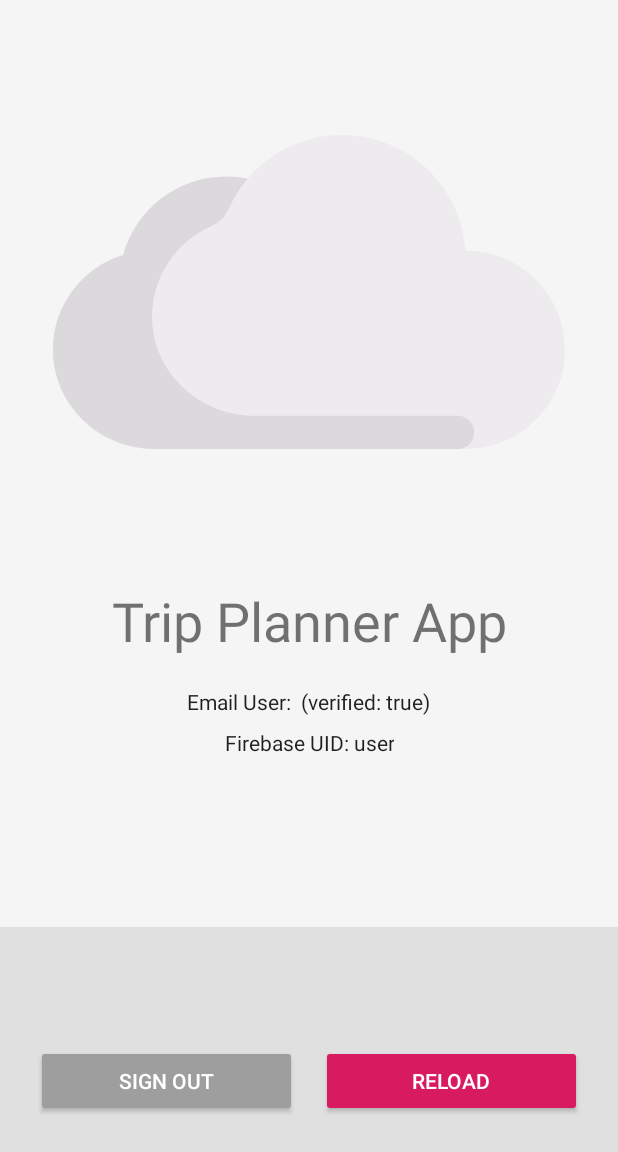
After one commit to marcinsitkiewicz/Trip-planner-Android-app, an Android app: the AuthenticationActivity screen opened directly, with no data from a screen before it, on a phone screen of 412 x 824 dp. The commit adds this screen. Shown: the top 1152 px of the screen. Run offline under Robolectric (Android 15) with nearby library versions, the phone set to English and light mode, and no system bars; our stand-ins replace Firebase (no records; nobody signed in at launch, a user with empty details on screens opened directly).

Commit message:
add email/password authentication

```diff
--- a/app/build.gradle
+++ b/app/build.gradle
@@ -44,4 +44,6 @@ dependencies {
     implementation 'com.google.firebase:firebase-firestore-ktx'
     // Declare the dependency for the Firebase SDK for Google Analytics
     implementation 'com.google.firebase:firebase-analytics-ktx'
+    // Declare the dependency for the Firebase Authentication library
+    implementation 'com.google.firebase:firebase-auth-ktx'
 }
--- a/app/src/main/AndroidManifest.xml
+++ b/app/src/main/AndroidManifest.xml
@@ -35,6 +35,10 @@
 			android:parentActivityName=".MainActivity">
 		</activity>
 
+		<activity android:name=".AuthenticationActivity"
+			android:parentActivityName=".MainActivity">
+		</activity>
+
 	</application>
 
 </manifest>
--- a/app/src/main/java/com/example/trip_planner_andrid_app/MainActivity.kt
+++ b/app/src/main/java/com/example/trip_planner_andrid_app/MainActivity.kt
@@ -21,5 +21,9 @@ class MainActivity : AppCompatActivity() {
         dbButton.setOnClickListener {
             startActivity(Intent(this, FirestoreConnectionActivity::class.java))
         }
+
+        authButton.setOnClickListener {
+            startActivity(Intent(this, AuthenticationActivity::class.java))
+        }
     }
 }
--- /dev/null
+++ b/app/src/main/res/layout/authentication_activity.xml
@@ -0,0 +1,253 @@
+<LinearLayout xmlns:android="http://schemas.android.com/apk/res/android"
+    xmlns:tools="http://schemas.android.com/tools"
+    android:id="@+id/main_layout"
+    android:layout_width="match_parent"
+    android:layout_height="match_parent"
+    android:background="@color/grey_100"
+    android:orientation="vertical"
+    android:weightSum="4">
+
+    <ProgressBar
+        android:id="@+id/progressBar"
+        android:indeterminate="true"
+        android:layout_width="match_parent"
+        android:layout_height="wrap_content"
+        android:visibility="invisible"
+        style="?android:attr/progressBarStyleHorizontal"/>
+
+    <LinearLayout
+        android:layout_width="match_parent"
+        android:layout_height="0dp"
+        android:layout_weight="3"
+        android:gravity="center_horizontal"
+        android:orientation="vertical">
+
+        <ImageView
+            android:id="@+id/icon"
+            style="@style/ThemeOverlay.FirebaseIcon"
+            android:layout_width="wrap_content"
+            android:layout_height="wrap_content"
+            android:contentDescription="@string/desc_firebase_lockup"
+            android:src="@drawable/cloud" />
+
+        <TextView
+            android:id="@+id/titleText"
+            android:layout_width="wrap_content"
+            android:layout_height="wrap_content"
+            android:layout_marginBottom="@dimen/title_bottom_margin"
+            android:text="@string/app_name_ok"
+            android:theme="@style/ThemeOverlay.MyTitleText" />
+
+        <TextView
+            android:id="@+id/status"
+            style="@style/ThemeOverlay.MyTextDetail"
+            android:text="@string/signed_out" />
+
+        <TextView
+            android:id="@+id/detail"
+            style="@style/ThemeOverlay.MyTextDetail"
+            tools:text="Firebase User ID: 123456789abc" />
+    </LinearLayout>
+
+    <RelativeLayout
+        android:layout_width="match_parent"
+        android:layout_height="0dp"
+        android:layout_weight="1"
+        android:background="@color/grey_300"
+        android:gravity="center_vertical">
+
+        <LinearLayout
+            android:id="@+id/emailPasswordFields"
+            android:layout_width="match_parent"
+            android:layout_height="wrap_content"
+            android:orientation="horizontal"
+            android:paddingLeft="16dp"
+            android:paddingRight="16dp">
+
+            <EditText
+                android:id="@+id/fieldEmail"
+                android:layout_width="0dp"
+                android:layout_height="wrap_content"
+                android:layout_weight="1"
+                android:hint="@string/hint_email"
+                android:inputType="textEmailAddress" />
+
+            <EditText
+                android:id="@+id/fieldPassword"
+                android:layout_width="0dp"
+                android:layout_height="wrap_content"
+                android:layout_weight="1"
+                android:hint="@string/hint_password"
+                android:inputType="textPassword" />
+        </LinearLayout>
+
+        <LinearLayout
+            android:id="@+id/emailPasswordButtons"
+            android:layout_width="match_parent"
+            android:layout_height="wrap_content"
+            android:layout_below="@+id/emailPasswordFields"
+            android:orientation="horizontal"
+            android:paddingLeft="16dp"
+            android:paddingRight="16dp">
+
+            <Button
+                android:id="@+id/emailSignInButton"
+                android:layout_marginStart="@dimen/button_horizontal_margin"
+                android:layout_marginEnd="@dimen/button_horizontal_margin"
+                android:layout_width="0dp"
+                android:layout_height="wrap_content"
+                android:layout_weight="1"
+                android:text="@string/sign_in"
+                android:theme="@style/ThemeOverlay.MyDarkButton" />
+
+            <Button
+                android:id="@+id/emailCreateAccountButton"
+                android:layout_marginStart="@dimen/button_horizontal_margin"
+                android:layout_marginEnd="@dimen/button_horizontal_margin"
+                android:layout_width="0dp"
+                android:layout_height="wrap_content"
+                android:layout_weight="1"
+                android:text="@string/create_account"
+                android:theme="@style/ThemeOverlay.MyDarkButton" />
+        </LinearLayout>
+
+        <LinearLayout
+            android:id="@+id/signedInButtons"
+            android:layout_width="match_parent"
+            android:layout_height="wrap_content"
+            android:layout_centerInParent="true"
+            android:orientation="horizontal"
+            android:paddingLeft="16dp"
+            android:paddingRight="16dp"
+            android:visibility="gone">
+
+            <Button
+                android:id="@+id/signOutButton"
+                android:layout_marginStart="@dimen/button_horizontal_margin"
+                android:layout_marginEnd="@dimen/button_horizontal_margin"
+                android:layout_width="0dp"
+                android:layout_height="wrap_content"
+                android:layout_weight="1"
+                android:text="@string/sign_out"
+                android:theme="@style/ThemeOverlay.MyDarkButton" />
+
+            <Button
+                android:id="@+id/verifyEmailButton"
+                android:layout_marginStart="@dimen/button_horizontal_margin"
+                android:layout_marginEnd="@dimen/button_horizontal_margin"
+                android:layout_width="0dp"
+                android:layout_height="wrap_content"
+                android:layout_weight="1"
+                android:text="@string/verify_email"
+                android:theme="@style/ThemeOverlay.MyDarkButton" />
+
+            <Button
+                android:id="@+id/reloadButton"
+                style="@style/Widget.AppCompat.Button.Colored"
+                android:layout_marginStart="@dimen/button_horizontal_margin"
+                android:layout_marginEnd="@dimen/button_horizontal_margin"
+                android:layout_width="0dp"
+                android:layout_height="wrap_content"
+                android:layout_weight="1"
+                android:text="@string/reload"
+                android:theme="@style/ThemeOverlay.MyDarkButton" />
+        </LinearLayout>
+    </RelativeLayout>
+</LinearLayout>
+<!--
+<?xml version="1.0" encoding="utf-8"?>
+<androidx.constraintlayout.widget.ConstraintLayout
+    xmlns:android="http://schemas.android.com/apk/res/android"
+    xmlns:tools="http://schemas.android.com/tools"
+    xmlns:app="http://schemas.android.com/apk/res-auto"
+    android:layout_width="match_parent"
+    android:layout_height="match_parent"
+    tools:context=".Authentication">
+
+    <Button android:id="@+id/backButton"
+        android:layout_width="wrap_content"
+        android:layout_height="wrap_content"
+        app:layout_constraintStart_toStartOf="parent"
+        app:layout_constraintTop_toTopOf="parent"
+        android:layout_margin="10dp"
+        android:text="BACK"
+        />
+
+    <TextView android:id="@+id/loginText"
+        android:layout_width="wrap_content"
+        android:layout_height="wrap_content"
+        app:layout_constraintStart_toStartOf="parent"
+        app:layout_constraintTop_toBottomOf="@+id/backButton"
+        android:text="LOGIN:"
+        android:layout_margin="10dp"
+        />
+
+    <EditText android:id="@+id/inputLoginMail"
+        android:layout_width="match_parent"
+        android:layout_height="wrap_content"
+        app:layout_constraintStart_toStartOf="parent"
+        app:layout_constraintTop_toBottomOf="@+id/loginText"
+        android:hint="Enter your e-mail"
+        android:layout_margin="10dp"
+        android:autofillHints="ok" android:inputType="text"
+        />
+
+    <EditText android:id="@+id/inputLoginPasswd"
+        android:layout_width="match_parent"
+        android:layout_height="wrap_content"
+        app:layout_constraintStart_toStartOf="parent"
+        app:layout_constraintTop_toBottomOf="@+id/inputLoginMail"
+        android:hint="Enter your password"
+        android:layout_margin="10dp"
+        android:autofillHints="ok" android:inputType="text"
+        />
+
+    <Button android:id="@+id/loginButton"
+        android:layout_width="wrap_content"
+        android:layout_height="wrap_content"
+        app:layout_constraintEnd_toEndOf="parent"
+        app:layout_constraintTop_toBottomOf="@+id/inputLoginPasswd"
+        android:layout_margin="10dp"
+        android:text="login"
+        />
+
+    <TextView android:id="@+id/registerText"
+        android:layout_width="wrap_content"
+        android:layout_height="wrap_content"
+        app:layout_constraintStart_toStartOf="parent"
+        app:layout_constraintTop_toBottomOf="@+id/loginButton"
+        android:text="REGISTER:"
+        android:layout_margin="10dp"
+        />
+
+    <EditText android:id="@+id/inputRegisterMail"
+        android:layout_width="match_parent"
+        android:layout_height="wrap_content"
+        app:layout_constraintStart_toStartOf="parent"
+        app:layout_constraintTop_toBottomOf="@+id/registerText"
+        android:hint="Enter your e-mail"
+        android:layout_margin="10dp"
+        android:autofillHints="ok" android:inputType="text" tools:ignore="TextFields"
+        />
+
+    <EditText android:id="@+id/inputRegisterPasswd"
+        android:layout_width="match_parent"
+        android:layout_height="wrap_content"
+        app:layout_constraintStart_toStartOf="parent"
+        app:layout_constraintTop_toBottomOf="@+id/inputRegisterMail"
+        android:hint="Enter your password"
+        android:layout_margin="10dp"
+        android:autofillHints="ok" android:inputType="text"
+        />
+
+    <Button android:id="@+id/registerButton"
+        android:layout_width="wrap_content"
+        android:layout_height="wrap_content"
+        app:layout_constraintEnd_toEndOf="parent"
+        app:layout_constraintTop_toBottomOf="@+id/inputRegisterPasswd"
+        android:layout_margin="10dp"
+        android:text="register"
+        />
+
+</androidx.constraintlayout.widget.ConstraintLayout>
+-->
--- a/app/src/main/res/values/colors.xml
+++ b/app/src/main/res/values/colors.xml
@@ -3,4 +3,8 @@
     <color name="colorPrimary">#A95FFF</color>
     <color name="colorPrimaryDark">#A95FFF</color>
     <color name="colorAccent">#D81B60</color>
+
+    <color name="grey_100">#F5F5F5</color>
+    <color name="grey_300">#E0E0E0</color>
+    <color name="grey_500">#9E9E9E</color>
 </resources>
--- /dev/null
+++ b/app/src/main/res/values/dimens.xml
@@ -0,0 +1,13 @@
+<?xml version="1.0" encoding="utf-8"?>
+<resources>
+    <!-- Default screen margins, per the Android Design guidelines. -->
+    <dimen name="activity_horizontal_margin">16dp</dimen>
+    <dimen name="activity_vertical_margin">16dp</dimen>
+
+    <dimen name="icon_top_margin">24dp</dimen>
+    <dimen name="icon_bottom_margin">24dp</dimen>
+    <dimen name="title_bottom_margin">16dp</dimen>
+    <dimen name="field_width_standard">160dp</dimen>
+
+    <dimen name="button_horizontal_margin">8dp</dimen>
+</resources>
--- a/app/src/main/res/values/strings.xml
+++ b/app/src/main/res/values/strings.xml
@@ -1,4 +1,20 @@
 <resources>
     <string name="app_name">Trip-planner-Andrid-app</string>
+    <string name="app_name_ok">Trip Planner App</string>
     <string name="data">Data</string>
+
+    <!--SignIn/SignUp-->
+    <string name="desc_firebase_lockup">Firebase logo and name</string>
+    <string name="emailpassword_title_text">Email and Password</string>
+    <string name="signed_out">Signed Out</string>
+    <string name="hint_email">Email</string>
+    <string name="hint_password">Password</string>
+    <string name="sign_in">Sign In</string>
+    <string name="create_account">Create Account</string>
+    <string name="sign_out">Sign Out</string>
+    <string name="verify_email">Verify</string>
+    <string name="auth_failed">Authentication failed</string>
+    <string name="emailpassword_status_fmt">Email User: %1$s (verified: %2$b)</string>
+    <string name="firebase_status_fmt">Firebase UID: %s</string>
+    <string name="reload">Reload</string>
 </resources>
--- a/app/src/main/res/values/styles.xml
+++ b/app/src/main/res/values/styles.xml
@@ -8,4 +8,37 @@
         <item name="colorAccent">@color/colorAccent</item>
     </style>
 
+    <!-- Dark Buttons -->
+    <style name="ThemeOverlay.MyDarkButton" parent="ThemeOverlay.AppCompat.Dark">
+        <item name="colorButtonNormal">@color/grey_500</item>
+        <item name="colorAccent">@color/colorAccent</item>
+        <item name="android:layout_marginRight">4dp</item>
+        <item name="android:layout_marginLeft">4dp</item>
+        <item name="android:textColor">@android:color/white</item>
+    </style>
+
+    <!-- Light EditTexts -->
+    <style name="ThemeOverlay.MyLightEditText" parent="ThemeOverlay.AppCompat.Dark"/>
+
+    <style name="ThemeOverlay.MyTextDetail" parent="AppTheme">
+        <item name="android:layout_width">wrap_content</item>
+        <item name="android:layout_height">wrap_content</item>
+        <item name="android:fadeScrollbars">true</item>
+        <item name="android:gravity">center</item>
+        <item name="android:maxLines">5</item>
+        <item name="android:padding">4dp</item>
+        <item name="android:scrollbars">vertical</item>
+        <item name="android:textSize">14sp</item>
+    </style>
+
+    <style name="ThemeOverlay.FirebaseIcon" parent="AppTheme">
+        <item name="android:layout_marginTop">@dimen/icon_top_margin</item>
+        <item name="android:layout_marginBottom">@dimen/icon_bottom_margin</item>
+    </style>
+
+    <style name="ThemeOverlay.MyTitleText" parent="AppTheme">
+        <item name="android:gravity">center</item>
+        <item name="android:textSize">36sp</item>
+    </style>
+
 </resources>
```
Also changed, not shown: app/src/main/java/com/example/trip_planner_andrid_app/AuthenticationActivity.kt (added, +231 -0 lines), app/src/main/res/layout/activity_main.xml (+11 -1 lines).
